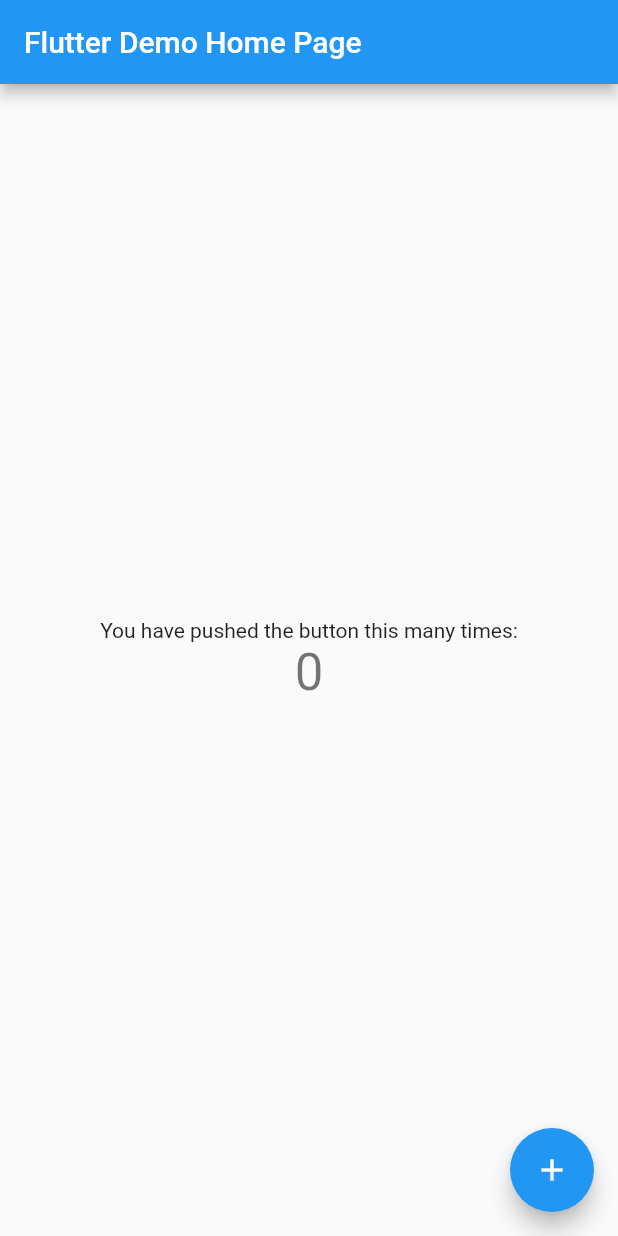
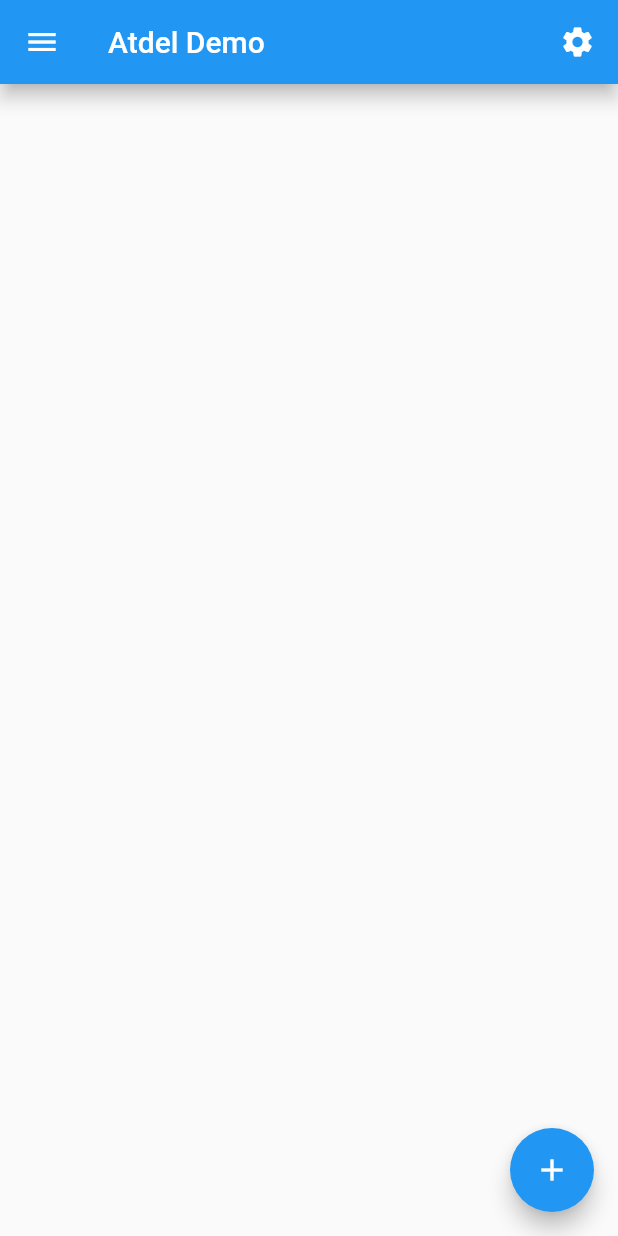
Before and after one commit to SynitCool/Atdel, a Flutter app: the screen it shows after launch, on a phone screen of 412 x 824 dp. Run offline on Flutter 3.47's test engine with Material 2 defaults, Android fonts, the phone set to English and light mode, and no system bars.

Commit message:
make init home pages

```diff
--- a/lib/main.dart
+++ b/lib/main.dart
@@ -1,115 +1,15 @@
 import 'package:flutter/material.dart';
+import 'package:atdel_application/pages/home_pages.dart';
 
 void main() {
-  runApp(const MyApp());
+  runApp(const App());
 }
 
-class MyApp extends StatelessWidget {
-  const MyApp({Key? key}) : super(key: key);
-
-  // This widget is the root of your application.
-  @override
-  Widget build(BuildContext context) {
-    return MaterialApp(
-      title: 'Flutter Demo',
-      theme: ThemeData(
-        // This is the theme of your application.
-        //
-        // Try running your application with "flutter run". You'll see the
-        // application has a blue toolbar. Then, without quitting the app, try
-        // changing the primarySwatch below to Colors.green and then invoke
-        // "hot reload" (press "r" in the console where you ran "flutter run",
-        // or simply save your changes to "hot reload" in a Flutter IDE).
-        // Notice that the counter didn't reset back to zero; the application
-        // is not restarted.
-        primarySwatch: Colors.blue,
-      ),
-      home: const MyHomePage(title: 'Flutter Demo Home Page'),
-    );
-  }
-}
-
-class MyHomePage extends StatefulWidget {
-  const MyHomePage({Key? key, required this.title}) : super(key: key);
-
-  // This widget is the home page of your application. It is stateful, meaning
-  // that it has a State object (defined below) that contains fields that affect
-  // how it looks.
-
-  // This class is the configuration for the state. It holds the values (in this
-  // case the title) provided by the parent (in this case the App widget) and
-  // used by the build method of the State. Fields in a Widget subclass are
-  // always marked "final".
-
-  final String title;
-
-  @override
-  State<MyHomePage> createState() => _MyHomePageState();
-}
-
-class _MyHomePageState extends State<MyHomePage> {
-  int _counter = 0;
-
-  void _incrementCounter() {
-    setState(() {
-      // This call to setState tells the Flutter framework that something has
-      // changed in this State, which causes it to rerun the build method below
-      // so that the display can reflect the updated values. If we changed
-      // _counter without calling setState(), then the build method would not be
-      // called again, and so nothing would appear to happen.
-      _counter++;
-    });
-  }
+class App extends StatelessWidget {
+  const App({Key? key}) : super(key: key);
 
   @override
   Widget build(BuildContext context) {
-    // This method is rerun every time setState is called, for instance as done
-    // by the _incrementCounter method above.
-    //
-    // The Flutter framework has been optimized to make rerunning build methods
-    // fast, so that you can just rebuild anything that needs updating rather
-    // than having to individually change instances of widgets.
-    return Scaffold(
-      appBar: AppBar(
-        // Here we take the value from the MyHomePage object that was created by
-        // the App.build method, and use it to set our appbar title.
-        title: Text(widget.title),
-      ),
-      body: Center(
-        // Center is a layout widget. It takes a single child and positions it
-        // in the middle of the parent.
-        child: Column(
-          // Column is also a layout widget. It takes a list of children and
-          // arranges them vertically. By default, it sizes itself to fit its
-          // children horizontally, and tries to be as tall as its parent.
-          //
-          // Invoke "debug painting" (press "p" in the console, choose the
-          // "Toggle Debug Paint" action from the Flutter Inspector in Android
-          // Studio, or the "Toggle Debug Paint" command in Visual Studio Code)
-          // to see the wireframe for each widget.
-          //
-          // Column has various properties to control how it sizes itself and
-          // how it positions its children. Here we use mainAxisAlignment to
-          // center the children vertically; the main axis here is the vertical
-          // axis because Columns are vertical (the cross axis would be
-          // horizontal).
-          mainAxisAlignment: MainAxisAlignment.center,
-          children: <Widget>[
-            const Text(
-              'You have pushed the button this many times:',
-            ),
-            Text(
-              '$_counter',
-              style: Theme.of(context).textTheme.headline4,
-            ),
-          ],
-        ),
-      ),
-      floatingActionButton: FloatingActionButton(
-        onPressed: _incrementCounter,
-        tooltip: 'Increment',
-        child: const Icon(Icons.add),
-      ), // This trailing comma makes auto-formatting nicer for build methods.
-    );
+    return const MaterialApp(title: "Atdel", home: HomePage());
   }
 }
--- /dev/null
+++ b/lib/pages/home_pages.dart
@@ -0,0 +1,106 @@
+import 'package:flutter/material.dart';
+
+class HomePage extends StatefulWidget {
+  const HomePage({Key? key}) : super(key: key);
+
+  @override
+  State<HomePage> createState() => _HomePageState();
+}
+
+class _HomePageState extends State<HomePage> {
+  late List<Widget> drawerWidgets;
+
+  @override
+  void initState() {
+    super.initState();
+
+    drawerWidgets = drawerHeaderWidgets();
+  }
+
+  // drawer header
+  Widget drawerHeader() {
+    Widget title = const Text("Attendance List",
+        style: TextStyle(color: Colors.white, fontSize: 25));
+
+    return DrawerHeader(
+        child: title,
+        decoration: const BoxDecoration(color: Colors.blue),
+        margin: const EdgeInsets.only(),
+        padding: const EdgeInsets.fromLTRB(16.0, 16.0, 16.0, 0.0));
+  }
+
+  // appbar widget
+  PreferredSizeWidget appBarWidget() {
+    Widget appBarSettings = IconButton(
+      onPressed: () {},
+      icon: const Icon(Icons.settings),
+      padding: const EdgeInsets.all(15.0),
+    );
+
+    return AppBar(
+      title: const Text("Atdel Demo"),
+      actions: [
+        appBarSettings,
+      ],
+      elevation: 5,
+    );
+  }
+
+  // drawer widgets
+  List<Widget> drawerHeaderWidgets() {
+    Widget divider5 = const Divider(thickness: 5);
+    Widget divider2 = const Divider(thickness: 2);
+    Widget homeButton = RawMaterialButton(
+      onPressed: () {},
+      child: Padding(
+          padding: const EdgeInsets.all(10.0),
+          child: Row(children: const [
+            Icon(Icons.home, size: 24.0),
+            Text("Home", style: TextStyle(fontSize: 20))
+          ])),
+    );
+    Widget settingsButton = RawMaterialButton(
+      onPressed: () {},
+      child: Padding(
+          padding: const EdgeInsets.all(10.0),
+          child: Row(children: const [
+            Icon(Icons.settings, size: 24.0),
+            Text("Settings", style: TextStyle(fontSize: 20))
+          ])),
+    );
+
+    Widget roomTitle =
+        const Text("Rooms", style: TextStyle(fontWeight: FontWeight.bold));
+
+    return [
+      drawerHeader(),
+      divider5,
+      homeButton,
+      settingsButton,
+      divider5,
+      roomTitle,
+      divider2,
+    ];
+  }
+
+  // drawer widget
+  Widget drawer() {
+    return Drawer(
+        child: ListView(
+      children: drawerWidgets,
+    ));
+  }
+
+  FloatingActionButton addRoomButton() {
+    return FloatingActionButton(
+        onPressed: () {}, tooltip: "add room", child: const Icon(Icons.add));
+  }
+
+  @override
+  Widget build(BuildContext context) {
+    return Scaffold(
+        drawer: drawer(),
+        appBar: appBarWidget(),
+        floatingActionButton: addRoomButton());
+  }
+}
```
